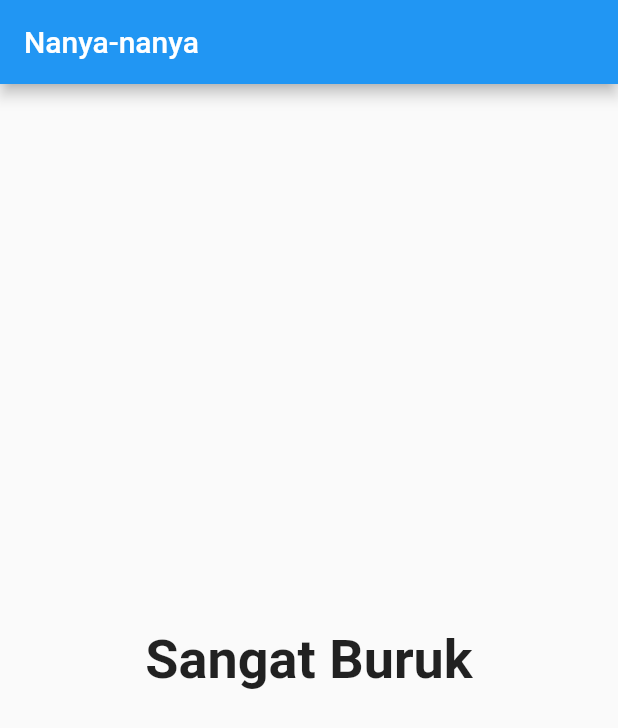
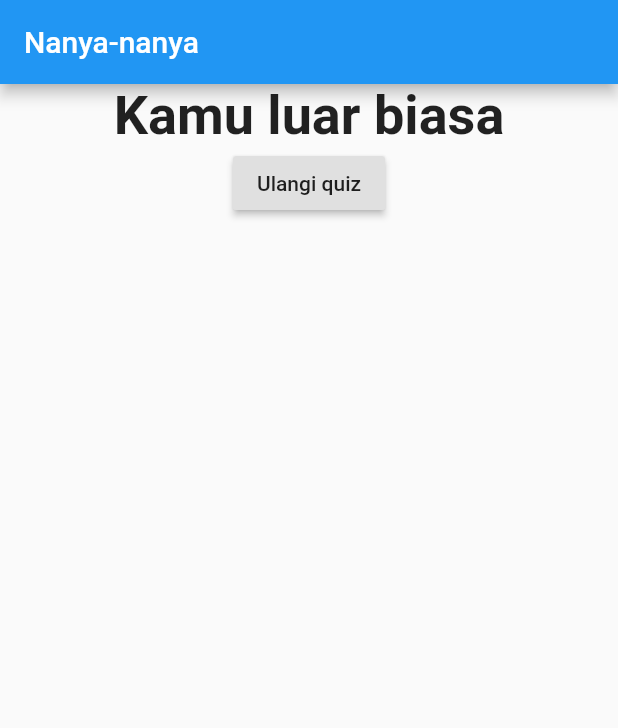
Before and after one commit to andriyan120/flutterbasic-nanyaapp, a Flutter app: the screen it shows after launch, after a tap on "Merah", after a tap on "Badminton", after a tap on "Soekarno", on a phone screen of 412 x 824 dp. Shown: the top 728 px of the screen. Run offline on Flutter 3.47's test engine with Material 2 defaults, Android fonts, the phone set to English and light mode, and no system bars.

Commit message:
reset quiz button

```diff
--- a/lib/main.dart
+++ b/lib/main.dart
@@ -42,6 +42,13 @@ class _MyAppsState extends State<MyApps> {
     }
   ];
 
+  void _resetQuiz() {
+    setState(() {
+      _questionIndex = 0;
+      _totalScore = 0;
+    });
+  }
+
   void _answerQuestion(int score) {
     _totalScore += score;
 
@@ -61,7 +68,7 @@ class _MyAppsState extends State<MyApps> {
                 questionIndex: _questionIndex,
                 answerQuestion: _answerQuestion,
               )
-            : Results(_totalScore),
+            : Results(_totalScore, _resetQuiz),
       ),
     );
   }
--- a/lib/results.dart
+++ b/lib/results.dart
@@ -2,16 +2,17 @@ import 'package:flutter/material.dart';
 
 class Results extends StatelessWidget {
   final int resultScore;
+  final Function resetQuestion;
 
-  Results(this.resultScore);
+  Results(this.resultScore, this.resetQuestion);
 
   String get resultPharse {
     String resultsText;
-    if (resultScore <= 8) {
+    if (resultScore >= 8) {
       resultsText = 'Kamu luar biasa';
-    } else if (resultScore <= 12) {
+    } else if (resultScore >= 12) {
       resultsText = 'Cukup Baik';
-    } else if (resultScore <= 16) {
+    } else if (resultScore >= 16) {
       resultsText = 'Terbaik';
     } else {
       resultsText = 'Sangat Buruk';
@@ -22,10 +23,15 @@ class Results extends StatelessWidget {
   @override
   Widget build(BuildContext context) {
     return Center(
-      child: Text(
-        resultPharse,
-        style: TextStyle(fontSize: 36, fontWeight: FontWeight.bold),
-        textAlign: TextAlign.center,
+      child: Column(
+        children: <Widget>[
+          Text(
+            resultPharse,
+            style: TextStyle(fontSize: 36, fontWeight: FontWeight.bold),
+            textAlign: TextAlign.center,
+          ),
+          RaisedButton(child: Text('Ulangi quiz'), onPressed: resetQuestion)
+        ],
       ),
     );
   }
```
